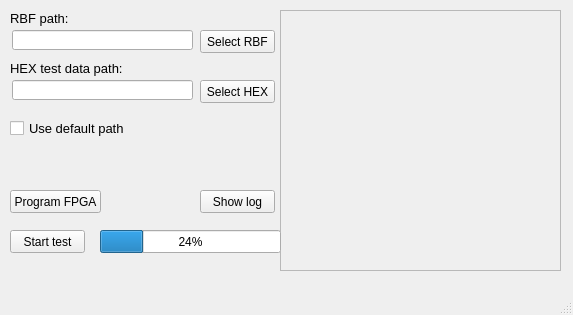
Before: the Qt Designer form usb_test/mainwindow.ui in senya1997/USB_test, drawn with Qt 5.
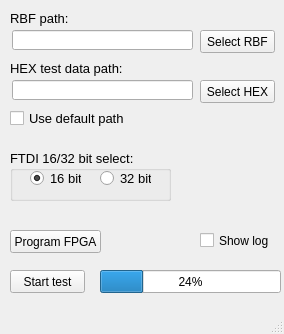
After: the same form once the commit is applied.

```diff
--- a/usb_test/mainwindow.ui
+++ b/usb_test/mainwindow.ui
@@ -6,8 +6,8 @@
    <rect>
     <x>0</x>
     <y>0</y>
-    <width>573</width>
-    <height>315</height>
+    <width>284</width>
+    <height>334</height>
    </rect>
   </property>
   <property name="windowTitle">
@@ -27,15 +27,21 @@
      <string>Select RBF</string>
     </property>
    </widget>
-   <widget class="QScrollArea" name="scrollArea">
+   <widget class="QScrollArea" name="area_log">
+    <property name="enabled">
+     <bool>false</bool>
+    </property>
     <property name="geometry">
      <rect>
-      <x>280</x>
+      <x>290</x>
       <y>10</y>
       <width>281</width>
-      <height>261</height>
+      <height>291</height>
      </rect>
     </property>
+    <property name="lineWidth">
+     <number>2</number>
+    </property>
     <property name="widgetResizable">
      <bool>true</bool>
     </property>
@@ -45,7 +51,7 @@
        <x>0</x>
        <y>0</y>
        <width>279</width>
-       <height>259</height>
+       <height>289</height>
       </rect>
      </property>
     </widget>
@@ -82,7 +88,7 @@
     <property name="geometry">
      <rect>
       <x>10</x>
-      <y>190</y>
+      <y>230</y>
       <width>91</width>
       <height>23</height>
      </rect>
@@ -95,7 +101,7 @@
     <property name="geometry">
      <rect>
       <x>10</x>
-      <y>230</y>
+      <y>270</y>
       <width>75</width>
       <height>23</height>
      </rect>
@@ -108,7 +114,7 @@
     <property name="geometry">
      <rect>
       <x>100</x>
-      <y>230</y>
+      <y>270</y>
       <width>181</width>
       <height>23</height>
      </rect>
@@ -117,19 +123,6 @@
      <number>24</number>
     </property>
    </widget>
-   <widget class="QPushButton" name="but_show_log">
-    <property name="geometry">
-     <rect>
-      <x>200</x>
-      <y>190</y>
-      <width>75</width>
-      <height>23</height>
-     </rect>
-    </property>
-    <property name="text">
-     <string>Show log</string>
-    </property>
-   </widget>
    <widget class="QLabel" name="HEX_path">
     <property name="geometry">
      <rect>
@@ -175,7 +168,7 @@
     <property name="geometry">
      <rect>
       <x>10</x>
-      <y>120</y>
+      <y>110</y>
       <width>131</width>
       <height>17</height>
      </rect>
@@ -189,6 +182,82 @@
      <string>Use default path</string>
     </property>
    </widget>
+   <widget class="QGroupBox" name="groupBox">
+    <property name="geometry">
+     <rect>
+      <x>10</x>
+      <y>150</y>
+      <width>161</width>
+      <height>51</height>
+     </rect>
+    </property>
+    <property name="font">
+     <font>
+      <pointsize>10</pointsize>
+     </font>
+    </property>
+    <property name="title">
+     <string>FTDI 16/32 bit select:</string>
+    </property>
+    <widget class="QRadioButton" name="radBut_16bit">
+     <property name="enabled">
+      <bool>true</bool>
+     </property>
+     <property name="geometry">
+      <rect>
+       <x>20</x>
+       <y>20</y>
+       <width>51</width>
+       <height>17</height>
+      </rect>
+     </property>
+     <property name="text">
+      <string>16 bit</string>
+     </property>
+     <property name="checked">
+      <bool>true</bool>
+     </property>
+    </widget>
+    <widget class="QRadioButton" name="radBut_32bit">
+     <property name="geometry">
+      <rect>
+       <x>90</x>
+       <y>20</y>
+       <width>51</width>
+       <height>17</height>
+      </rect>
+     </property>
+     <property name="text">
+      <string>32 bit</string>
+     </property>
+    </widget>
+   </widget>
+   <widget class="QCheckBox" name="chbox_show_log">
+    <property name="geometry">
+     <rect>
+      <x>200</x>
+      <y>230</y>
+      <width>81</width>
+      <height>21</height>
+     </rect>
+    </property>
+    <property name="text">
+     <string>Show log</string>
+    </property>
+   </widget>
+   <zorder>groupBox</zorder>
+   <zorder>but_sel_rbf</zorder>
+   <zorder>area_log</zorder>
+   <zorder>RBF_path</zorder>
+   <zorder>tb_rbf_path</zorder>
+   <zorder>but_prog</zorder>
+   <zorder>but_test</zorder>
+   <zorder>progress_com</zorder>
+   <zorder>HEX_path</zorder>
+   <zorder>tb_hex_path</zorder>
+   <zorder>but_sel_hex</zorder>
+   <zorder>chbox_def_path</zorder>
+   <zorder>chbox_show_log</zorder>
   </widget>
   <widget class="QStatusBar" name="statusbar"/>
   <widget class="QMenuBar" name="menubar">
```
Left out of the diff: 2 changed lines with no effect on the pictures.
